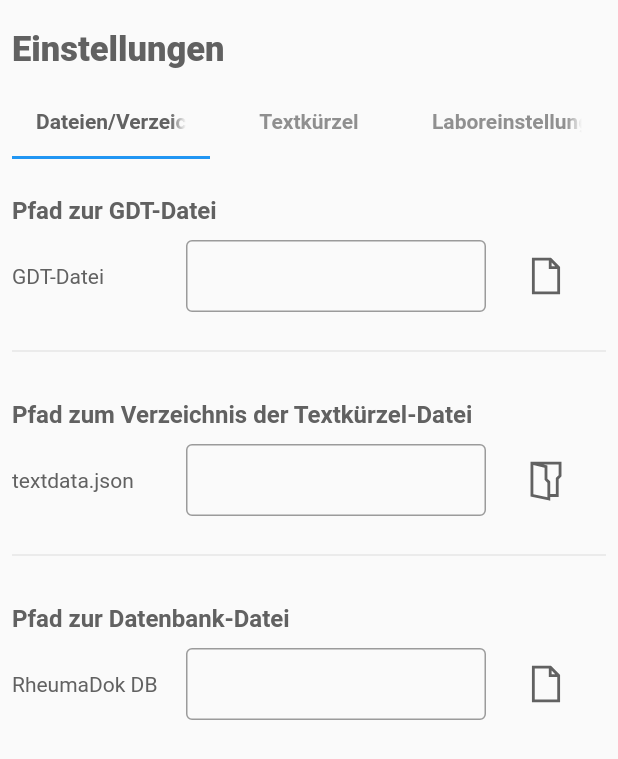
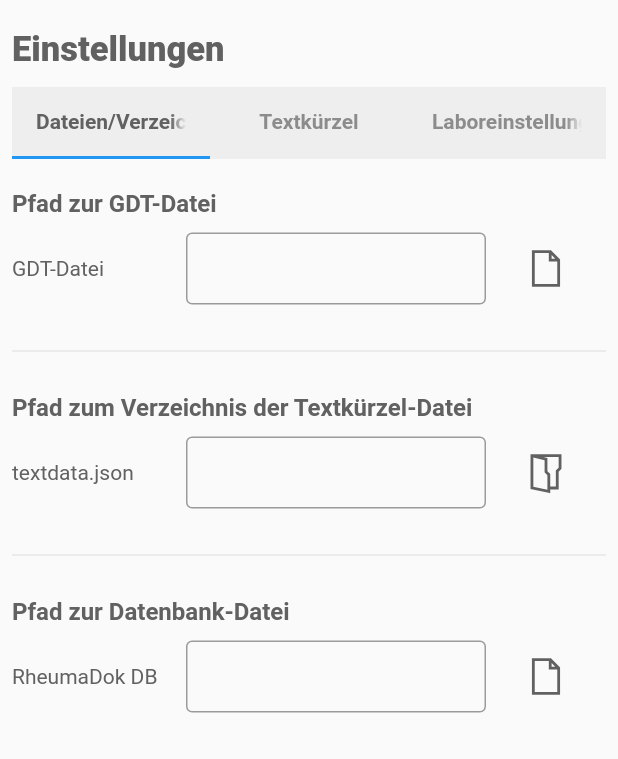
Before and after one commit to thlinde/rheuma_dokumentation_flutter, a Flutter app: the SettingsPage widget shown alone on an empty page, opened directly, on a phone screen of 412 x 824 dp. Shown: the top 759 px of the screen. Run offline on Flutter 3.47's test engine with Material 2 defaults, Android fonts, the light colour scheme and no system bars; our stand-ins replace get, get_storage, line_icons; missing offline and left inert: window_manager; accounts and stored records are empty.

Commit message:
change design in settings

```diff
--- a/lib/main.dart
+++ b/lib/main.dart
@@ -90,6 +90,7 @@ class MainLayout extends GetView<StoreController> with WindowListener {
           disposeWidget();
         },
         chid: Scaffold(
+          backgroundColor: Colors.grey.shade100,
           appBar: PreferredSize(
             child: WindowCaption(
               brightness: Theme
@@ -103,7 +104,7 @@ class MainLayout extends GetView<StoreController> with WindowListener {
                   fontSize: 15,
                 ),
               ),
-              backgroundColor: Colors.grey[500],
+              backgroundColor: Colors.grey.shade500,
             ),
             preferredSize: const Size.fromHeight(kWindowCaptionHeight),
           ),
--- a/lib/pages/settings.dart
+++ b/lib/pages/settings.dart
@@ -23,7 +23,9 @@ class SettingsPage extends GetView<StoreController> {
           mainAxisAlignment: MainAxisAlignment.start,
           children: [
             PageHeader(title: title),
-            TabBar(
+            Container(
+              color: Colors.grey.shade200,
+              child: TabBar(
                 labelColor: Colors.grey.shade700,
                 labelStyle: const TextStyle(fontWeight: FontWeight.w700),
                 tabs: const [
@@ -37,6 +39,7 @@ class SettingsPage extends GetView<StoreController> {
                     text: 'Laboreinstellungen',
                   ),
                 ],
+              ),
             ),
             Expanded(
               child: TabBarView(
--- a/lib/widgets/settings_path_picker.dart
+++ b/lib/widgets/settings_path_picker.dart
@@ -27,7 +27,7 @@ class PathChooser extends GetView<StoreController> {
         crossAxisAlignment: CrossAxisAlignment.center,
         children: [
           const SizedBox(
-            height: 25,
+            height: 20,
           ),
           Row(
             mainAxisAlignment: MainAxisAlignment.start,
```
Lines whose indentation alone changed are shown as unchanged.
